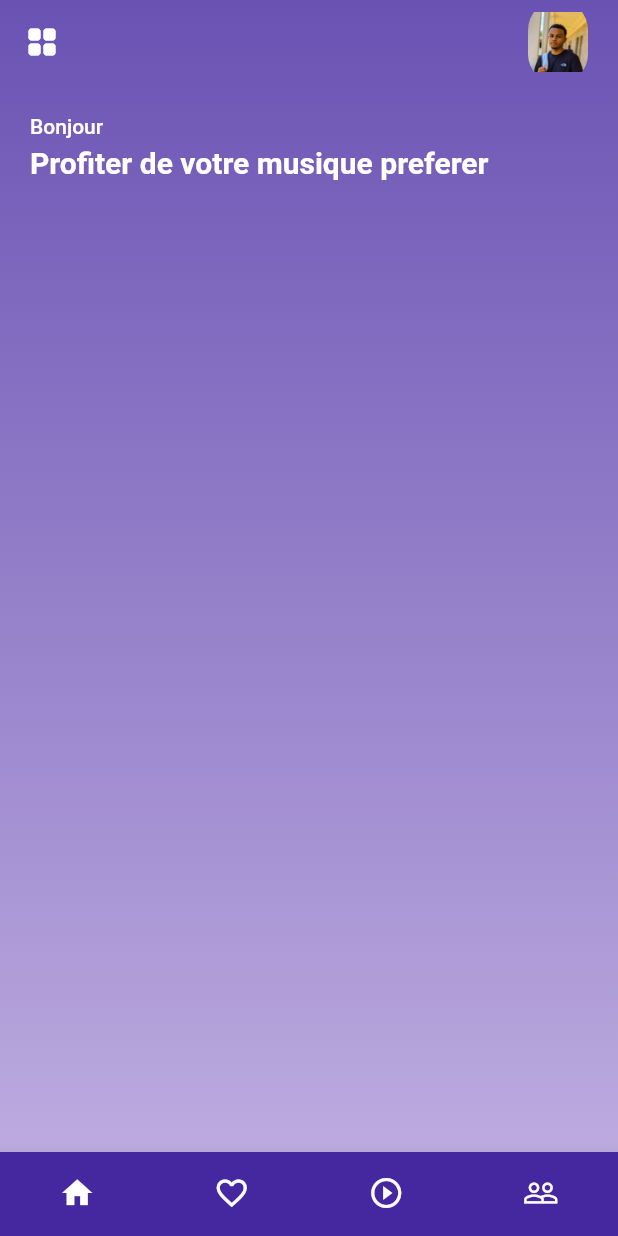
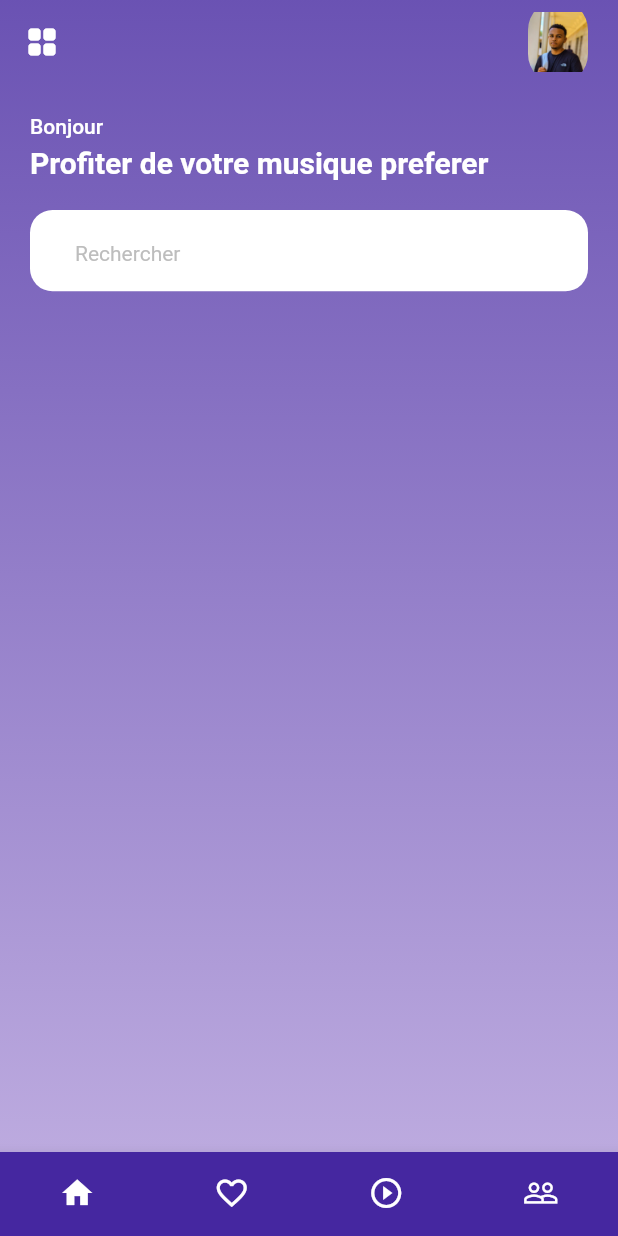
Before and after one commit to schorio/air_play, a Flutter app: the screen it shows after launch, on a phone screen of 412 x 824 dp. Run offline on Flutter 3.47's test engine with Material 2 defaults, Android fonts, the phone set to English and light mode, and no system bars; our stand-ins replace get.

Commit message:
Finalisation de widget contenant le Message et la barre de recherche

```diff
--- a/lib/screens/home_screen.dart
+++ b/lib/screens/home_screen.dart
@@ -21,7 +21,25 @@ class HomeScreen extends StatelessWidget {
         appBar: const _CustomAppBar(),
         bottomNavigationBar: const _CustomNavBar(),
         body: SingleChildScrollView(
-          child: Padding(
+          child: Column(
+            children: [
+              const _DiscoverMusic(),
+            ],
+          ),
+        ),
+      ),
+    );
+  }
+}
+
+class _DiscoverMusic extends StatelessWidget {
+  const _DiscoverMusic({
+    Key? key,
+  }) : super(key: key);
+
+  @override
+  Widget build(BuildContext context) {
+    return Padding(
       padding: const EdgeInsets.all(20.0),
       child: Column(
         crossAxisAlignment: CrossAxisAlignment.start,
@@ -32,7 +50,9 @@ class HomeScreen extends StatelessWidget {
                       .textTheme
                       .bodyLarge
           ),
+
           const SizedBox(height: 5),
+
           Text(
             'Profiter de votre musique preferer',
             style: Theme.of(context)
@@ -40,11 +60,31 @@ class HomeScreen extends StatelessWidget {
                       .headline6!
                       .copyWith(fontWeight: FontWeight.bold),
           ),
+
           const SizedBox(height: 20),
-              ],
+
+          TextFormField(
+            decoration: InputDecoration(
+              isDense: true,
+              filled: true,
+              fillColor: Colors.white,
+              hintText: 'Rechercher',
+              hintStyle: Theme.of(context)
+                  .textTheme
+                  .bodyMedium!
+                  .copyWith(color: Colors.grey.shade400),
+              prefix: Icon(
+                Icons.search,
+                color: Colors.grey.shade400,
+                size: 18.0
+              ),
+              border: OutlineInputBorder(
+                borderRadius: BorderRadius.circular(15.0),
+                borderSide: BorderSide.none
               ),
             ),
-        ),
+          )
+        ],
       ),
     );
   }
```
Lines whose indentation alone changed are shown as unchanged.
